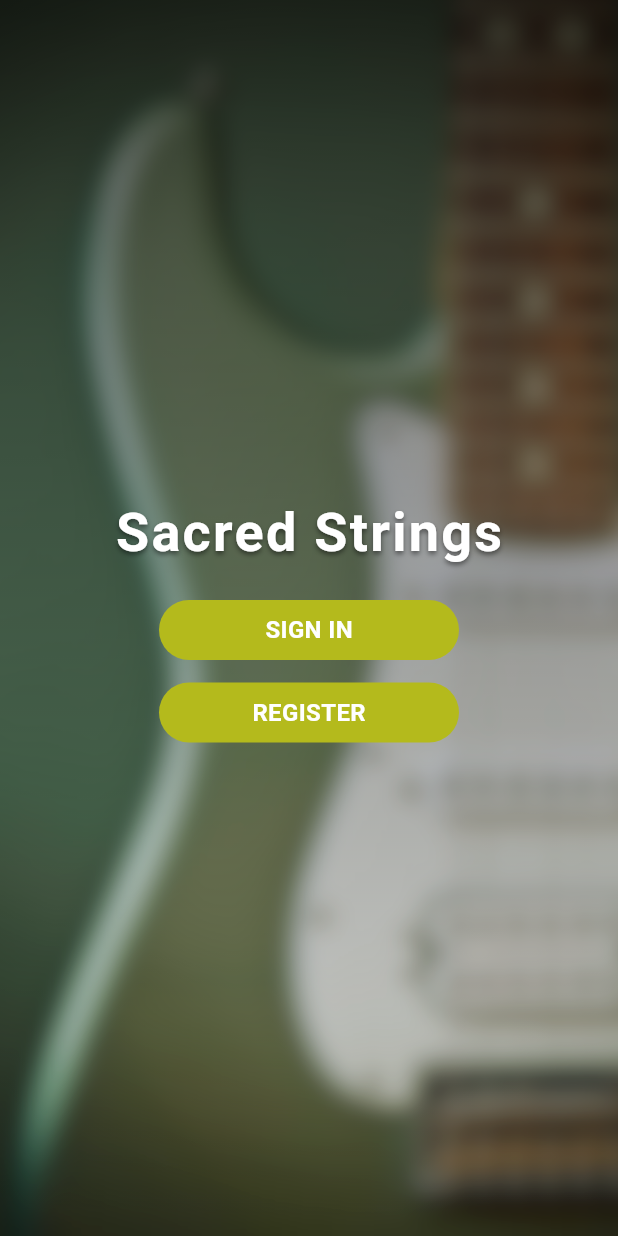
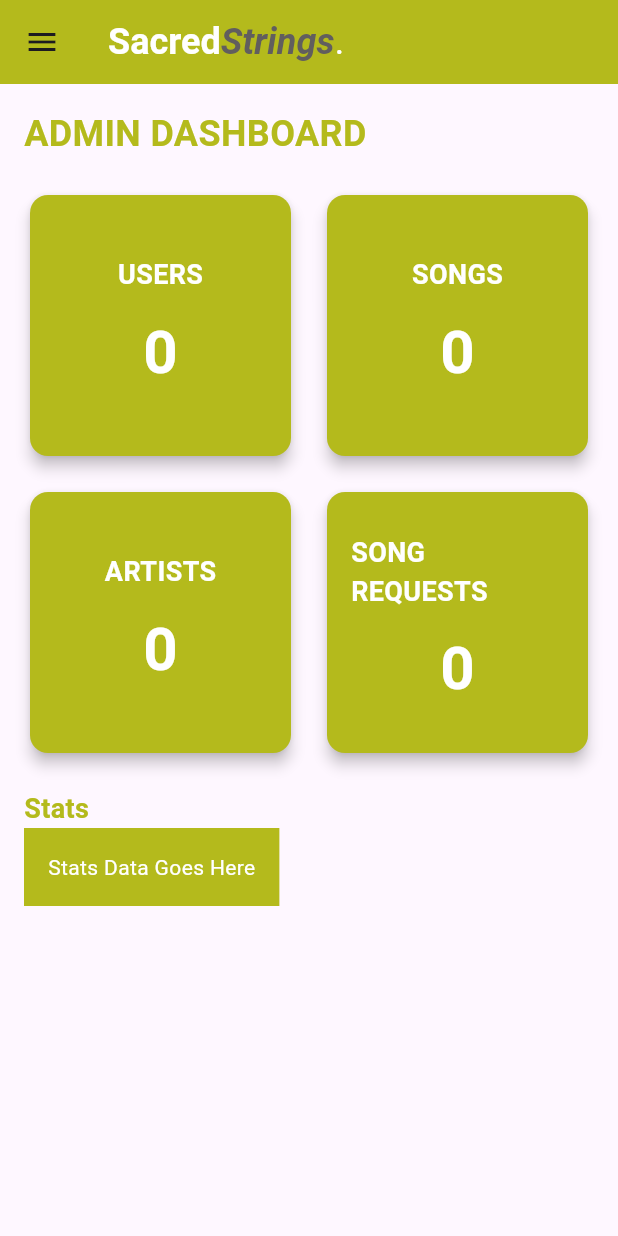
Before and after one commit to SiennaShaniah/Sacred, a Flutter app: the screen it shows after launch, on a phone screen of 412 x 824 dp. Run offline on Flutter 3.47's test engine with Material 3 defaults, Android fonts, the phone set to English and light mode, and no system bars; our stand-ins replace firebase_auth, firebase_core, fluttertoast; accounts and stored records are empty.

Commit message:
3rd commit

```diff
--- /dev/null
+++ b/flutter_project/lib/AdminPage/admindashboard.dart
@@ -0,0 +1,352 @@
+import 'package:flutter/material.dart';
+
+void main() {
+  runApp(const MyApp());
+}
+
+class MyApp extends StatelessWidget {
+  const MyApp({super.key});
+
+  @override
+  Widget build(BuildContext context) {
+    return MaterialApp(
+      title: 'SacredStrings',
+      theme: ThemeData(
+        primarySwatch: Colors.blue,
+      ),
+      home: const AdminDashboard(),
+    );
+  }
+}
+
+class AdminDashboard extends StatefulWidget {
+  const AdminDashboard({super.key});
+
+  @override
+  _AdminDashboardState createState() => _AdminDashboardState();
+}
+
+class _AdminDashboardState extends State<AdminDashboard> {
+  int _selectedIndex = 0; // Track the selected index for content
+  final GlobalKey<ScaffoldState> _scaffoldKey =
+      GlobalKey<ScaffoldState>(); // Key for Scaffold
+
+  @override
+  Widget build(BuildContext context) {
+    return Scaffold(
+      key: _scaffoldKey, // Assign the key here
+      appBar: AppBar(
+        title: Padding(
+          padding: const EdgeInsets.only(
+              left:
+                  0.0), // Adjust the number (16.0) to move it more to the left or right
+          child: Row(
+            mainAxisAlignment: MainAxisAlignment.start, // Aligns to the left
+            children: [
+              RichText(
+                text: const TextSpan(
+                  children: [
+                    TextSpan(
+                      text: 'Sacred',
+                      style: TextStyle(
+                        fontWeight: FontWeight.bold,
+                        fontFamily: 'Roboto',
+                        color: Colors.white,
+                        fontSize: 24, // Increased font size
+                      ),
+                    ),
+                    TextSpan(
+                      text: 'Strings',
+                      style: TextStyle(
+                        fontWeight: FontWeight.bold,
+                        fontStyle: FontStyle.italic,
+                        fontFamily: 'Roboto',
+                        color: Color(0xFF615E5E),
+                        fontSize: 24, // Increased font size
+                      ),
+                    ),
+                    TextSpan(
+                      text: '.',
+                      style: TextStyle(
+                        color: Colors.white,
+                        fontSize: 24, // Increased font size
+                      ),
+                    ),
+                  ],
+                ),
+              ),
+            ],
+          ),
+        ),
+        backgroundColor: const Color(0xFFB4BA1C),
+        // No actions to avoid extra icons
+      ),
+
+      drawer: Drawer(
+        backgroundColor: const Color(0xFFB4BA1C),
+        child: ListView(
+          padding: EdgeInsets.zero,
+          children: [
+            const DrawerHeader(
+              decoration: BoxDecoration(
+                color: Color(0xFFB4BA1C),
+              ),
+              child: Text(
+                'Admin Page',
+                style: TextStyle(
+                  color: Colors.white,
+                  fontSize: 24,
+                  fontWeight: FontWeight.bold,
+                ),
+              ),
+            ),
+            _buildDrawerItem(
+              context,
+              icon: Icons.dashboard,
+              title: 'Dashboard',
+              index: 0, // Dashboard content
+            ),
+            _buildDrawerItem(
+              context,
+              icon: Icons.people,
+              title: 'Manage Users',
+              index: 1, // Manage Users content
+            ),
+            _buildDrawerItem(
+              context,
+              icon: Icons.add,
+              title: 'Add Song',
+              index: 2, // Add Song content
+            ),
+            _buildDrawerItem(
+              context,
+              icon: Icons.library_music,
+              title: 'Song List',
+              index: 3, // Song List content
+            ),
+            _buildDrawerItem(
+              context,
+              icon: Icons.archive,
+              title: 'Archive',
+              index: 4, // Archive content
+            ),
+            _buildDrawerItem(
+              context,
+              icon: Icons.music_note,
+              title: 'Song Requests', // New Song Requests item
+              index: 5, // Song Requests content
+            ),
+            _buildDrawerItem(
+              context,
+              icon: Icons.exit_to_app,
+              title: 'Log Out',
+              index: -1, // Log Out option
+            ),
+          ],
+        ),
+      ),
+      body: _getSelectedTabContent(),
+    );
+  }
+
+  // Helper method to build drawer items
+  Widget _buildDrawerItem(
+    BuildContext context, {
+    required IconData icon,
+    required String title,
+    required int index,
+  }) {
+    return ListTile(
+      leading: Icon(
+        icon,
+        color: Colors.white,
+      ),
+      title: Text(
+        title,
+        style: const TextStyle(
+          color: Colors.white,
+          fontWeight: FontWeight.bold,
+        ),
+      ),
+      onTap: () {
+        Navigator.pop(context); // Close the drawer
+        if (index == -1) {
+          // Handle Log Out logic
+        } else {
+          setState(() {
+            _selectedIndex = index; // Set the selected tab index
+          });
+        }
+      },
+    );
+  }
+
+  // Method to get the content based on selected index
+  Widget _getSelectedTabContent() {
+    switch (_selectedIndex) {
+      case 0:
+        return const DashboardTab();
+      case 1:
+        return const ManageUsersTab();
+      case 2:
+        return const AddSongTab();
+      case 3:
+        return const SongListTab();
+      case 4:
+        return const ArchiveTab();
+      case 5:
+        return const SongRequestsTab(); // Display content for Song Requests
+      default:
+        return const Center(child: Text('Select a tab'));
+    }
+  }
+}
+
+// Tab for Dashboard content
+class DashboardTab extends StatelessWidget {
+  const DashboardTab({super.key});
+
+  @override
+  Widget build(BuildContext context) {
+    return Padding(
+      padding: const EdgeInsets.all(16.0),
+      child: Column(
+        crossAxisAlignment: CrossAxisAlignment.start,
+        children: [
+          const Text(
+            'ADMIN DASHBOARD',
+            style: TextStyle(
+              fontSize: 24,
+              fontWeight: FontWeight.bold,
+              color: Color(0xFFB4BA1C),
+            ),
+          ),
+          const SizedBox(height: 20),
+          GridView.count(
+            shrinkWrap: true,
+            crossAxisCount: 2,
+            crossAxisSpacing: 16,
+            mainAxisSpacing: 16,
+            children: [
+              _buildStatCard('USERS', '0'),
+              _buildStatCard('SONGS', '0'),
+              _buildStatCard('ARTISTS', '0'),
+              _buildStatCard('SONG REQUESTS', '0'),
+            ],
+          ),
+          const SizedBox(height: 20),
+          const Text(
+            'Stats',
+            style: TextStyle(
+              fontSize: 18,
+              fontWeight: FontWeight.bold,
+              color: Color(0xFFB4BA1C),
+            ),
+          ),
+          Container(
+            padding: const EdgeInsets.all(16),
+            color: const Color(0xFFB4BA1C),
+            child: const Text(
+              'Stats Data Goes Here',
+              style: TextStyle(color: Colors.white),
+            ),
+          ),
+        ],
+      ),
+    );
+  }
+
+  // Helper method to build the stat cards
+  Widget _buildStatCard(String title, String count) {
+    return Card(
+      color: const Color(0xFFB4BA1C),
+      shape: RoundedRectangleBorder(borderRadius: BorderRadius.circular(12)),
+      elevation: 4,
+      child: Padding(
+        padding: const EdgeInsets.all(16.0),
+        child: Column(
+          mainAxisAlignment: MainAxisAlignment.center,
+          children: [
+            Text(
+              title,
+              style: const TextStyle(
+                fontSize: 18,
+                fontWeight: FontWeight.bold,
+                color: Colors.white,
+              ),
+            ),
+            const SizedBox(height: 10),
+            Text(
+              count,
+              style: const TextStyle(
+                fontSize: 40,
+                fontWeight: FontWeight.bold,
+                color: Colors.white,
+              ),
+            ),
+          ],
+        ),
+      ),
+    );
+  }
+}
+
+// Tab for Manage Users content
+class ManageUsersTab extends StatelessWidget {
+  const ManageUsersTab({super.key});
+
+  @override
+  Widget build(BuildContext context) {
+    return const Center(
+      child: Text('Manage Users Content'),
+    );
+  }
+}
+
+// Tab for Add Song content
+class AddSongTab extends StatelessWidget {
+  const AddSongTab({super.key});
+
+  @override
+  Widget build(BuildContext context) {
+    return const Center(
+      child: Text('Add Song Content'),
+    );
+  }
+}
+
+// Tab for Song List content
+class SongListTab extends StatelessWidget {
+  const SongListTab({super.key});
+
+  @override
+  Widget build(BuildContext context) {
+    return const Center(
+      child: Text('Song List Content'),
+    );
+  }
+}
+
+// Tab for Archive content
+class ArchiveTab extends StatelessWidget {
+  const ArchiveTab({super.key});
+
+  @override
+  Widget build(BuildContext context) {
+    return const Center(
+      child: Text('Archive Content'),
+    );
+  }
+}
+
+// Tab for Song Requests content
+class SongRequestsTab extends StatelessWidget {
+  const SongRequestsTab({super.key});
+
+  @override
+  Widget build(BuildContext context) {
+    return const Center(
+      child: Text('Song Requests Content'),
+    );
+  }
+}
--- a/flutter_project/lib/IntroPages/welcomescreen.dart
+++ b/flutter_project/lib/IntroPages/welcomescreen.dart
@@ -123,7 +123,7 @@ class _WelcomeScreenState extends State<WelcomeScreen> {
           );
         },
         child: AnimatedContainer(
-          duration: Duration(milliseconds: 200),
+          duration: const Duration(milliseconds: 200),
           height: 40,
           width: 200,
           decoration: BoxDecoration(
--- a/flutter_project/lib/Services/auth.service.dart
+++ b/flutter_project/lib/Services/auth.service.dart
@@ -1,8 +1,8 @@
 import 'package:firebase_auth/firebase_auth.dart';
 import 'package:flutter/material.dart';
+import 'package:flutter_project/AdminPage/admindashboard.dart';
 import 'package:fluttertoast/fluttertoast.dart';
 import 'package:flutter_project/IntroPages/login.dart';
-import 'package:flutter_project/UserPage/home.dart';
 
 class AuthService {
   // Signup method
@@ -89,7 +89,8 @@ class AuthService {
       _showToast('Login successful!');
       Navigator.pushReplacement(
         context,
-        MaterialPageRoute(builder: (BuildContext context) => const home()),
+        MaterialPageRoute(
+            builder: (BuildContext context) => const AdminDashboard()),
       );
     } on FirebaseAuthException catch (e) {
       String message;
@@ -150,7 +151,7 @@ class AuthService {
       toastLength:
           Toast.LENGTH_SHORT, // Shorter duration for a cleaner experience
       gravity: ToastGravity.BOTTOM, // Toast appears at the bottom
-      backgroundColor: Color(
+      backgroundColor: const Color(
           0xAA333333), // A dark, semi-transparent background for a modern look
       textColor: Colors.white, // White text for readability
       fontSize: 16.0, // Slightly larger font for better legibility
--- a/flutter_project/lib/main.dart
+++ b/flutter_project/lib/main.dart
@@ -1,5 +1,5 @@
 import 'package:flutter/material.dart';
-import 'IntroPages/splashscreen.dart';
+import 'package:flutter_project/AdminPage/admindashboard.dart';
 import 'package:firebase_core/firebase_core.dart';
 import 'firebase_options.dart';
 
@@ -16,7 +16,7 @@ class MyApp extends StatelessWidget {
   Widget build(BuildContext context) {
     return const MaterialApp(
       debugShowCheckedModeBanner: false,
-      home: splash(),
+      home: AdminDashboard(),
     );
   }
 }
--- a/flutter_project/pubspec.yaml
+++ b/flutter_project/pubspec.yaml
@@ -69,6 +69,7 @@ flutter:
       - lib/Images/guitarlogo.png
       - lib/Images/welcome.png
       - lib/Images/loginReg.png
+      - lib/Images/logo.png
   #   - images/a_dot_burr.jpeg
   #   - images/a_dot_ham.jpeg
 
```
Also changed, not shown: flutter_project/lib/Images/logo.png (added).
